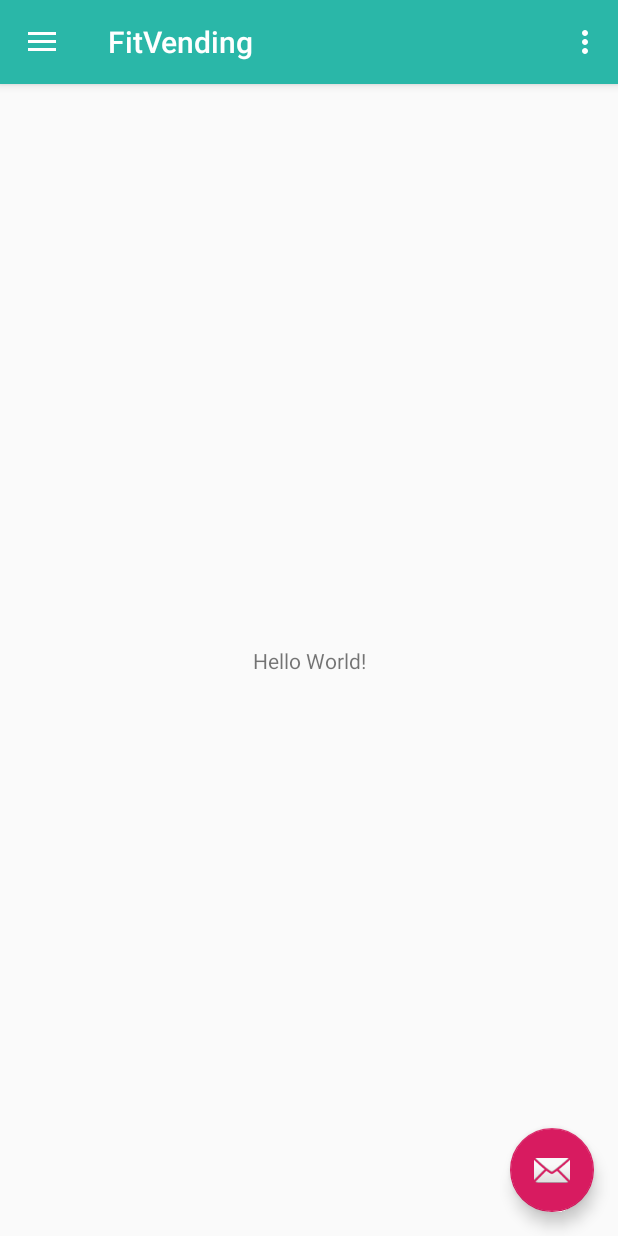
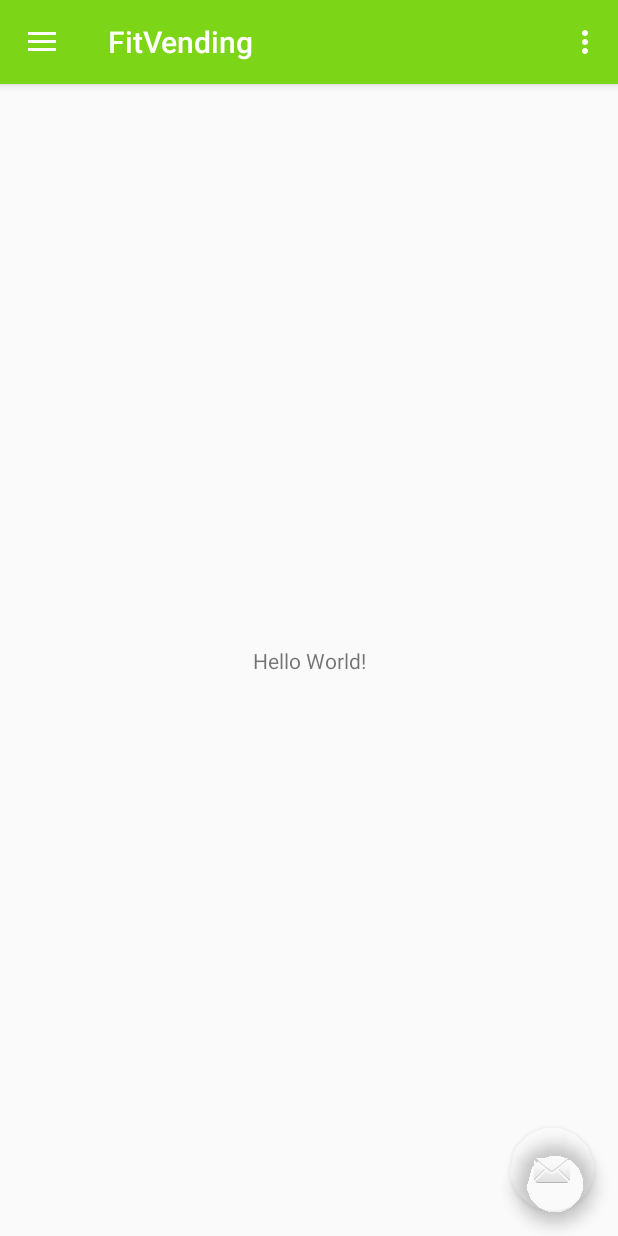
Before and after one commit to brianbayarri/FitVending_Desarrollo, an Android app: the screen it shows after launch (MainActivity), on a phone screen of 412 x 824 dp. Run offline under Robolectric (Android 15) with nearby library versions, the phone set to English and light mode, and no system bars.

Commit message:
Se modifican los xml de colores y string

```diff
--- a/Android/trunk/app/src/main/res/values/colors.xml
+++ b/Android/trunk/app/src/main/res/values/colors.xml
@@ -1,6 +1,6 @@
 <?xml version="1.0" encoding="utf-8"?>
 <resources>
-    <color name="colorPrimary">#2AB7A8</color>
+    <color name="colorPrimary">#7CD516</color>
     <color name="colorPrimaryDark">#00574B</color>
-    <color name="colorAccent">#D81B60</color>
+    <color name="colorAccent">#00000000</color>
 </resources>
--- a/Android/trunk/app/src/main/res/values/strings.xml
+++ b/Android/trunk/app/src/main/res/values/strings.xml
@@ -14,4 +14,7 @@
     <string name="menu_share">Share</string>
     <string name="menu_send">Send</string>
     <string name="menu_Rutina">Rutina</string>
+    <string name="menu_Cronometro">Cronometro</string>
+    <string name="actividad">Seleccione actividad:</string>
+    <string name="calorias">Calorias quemadas:</string>
 </resources>
```
